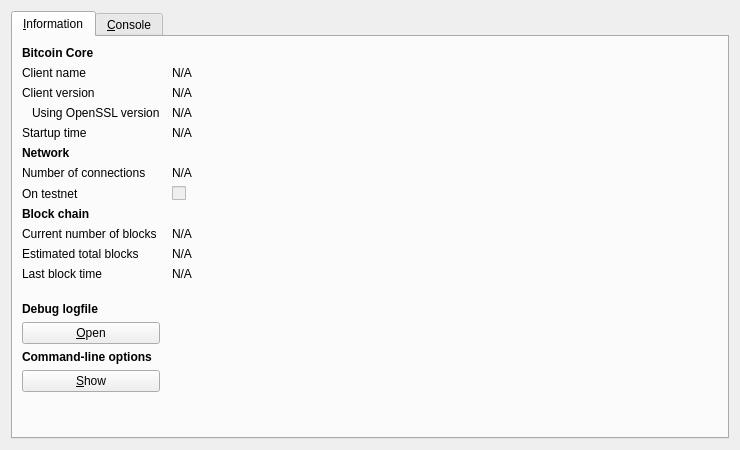
Qt form src/qt/forms/rpcconsole.ui (transcoder/CasinoCoin) before a commit.
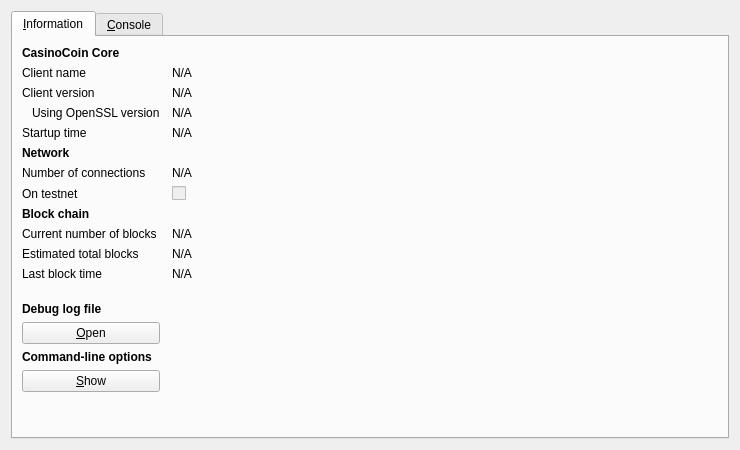
The same form after that commit. Icons and pictures are not drawn.

Diff of the .ui file:
```diff
--- a/src/qt/forms/rpcconsole.ui
+++ b/src/qt/forms/rpcconsole.ui
@@ -36,7 +36,7 @@
           </font>
          </property>
          <property name="text">
-          <string>Bitcoin Core</string>
+          <string>CasinoCoin Core</string>
          </property>
         </widget>
        </item>
@@ -292,7 +292,7 @@
           </font>
          </property>
          <property name="text">
-          <string>Debug logfile</string>
+          <string>Debug log file</string>
          </property>
         </widget>
        </item>
```
Left out of the diff: 5 changed lines with no effect on the pictures.
